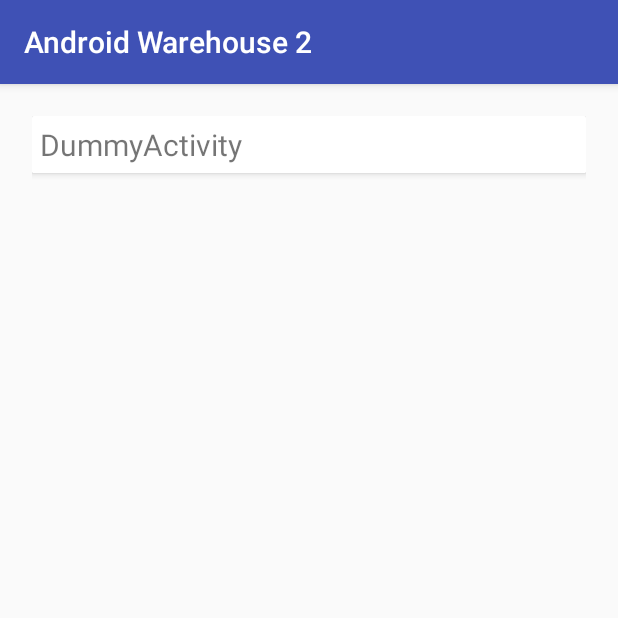
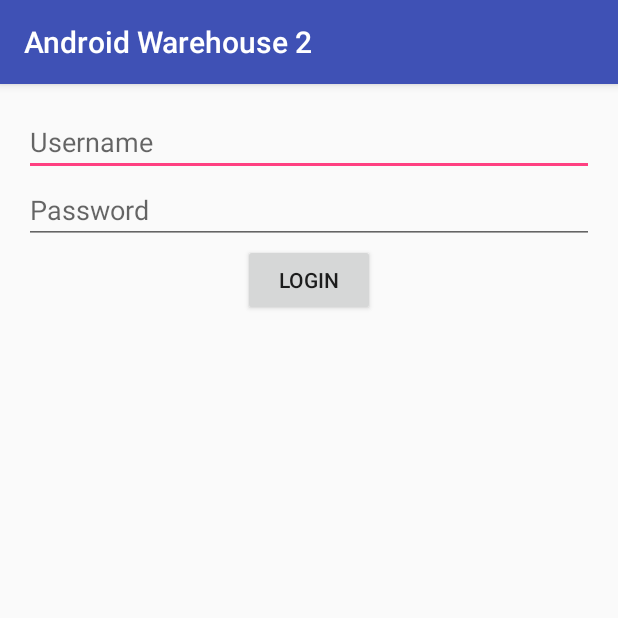
Before and after one commit to hatimmakki/android-warehouse-2, an Android app: the screen it shows after launch (MainActivity before the commit, Login after it), on a phone screen of 412 x 824 dp, the top half of it. Run offline under Robolectric (Android 15) with nearby library versions, the phone set to English and light mode, and no system bars; our stand-ins replace ButterKnife.

Commit message:
implementation

```diff
--- a/app/build.gradle
+++ b/app/build.gradle
@@ -23,8 +23,6 @@ dependencies {
     compile fileTree(dir: 'libs', include: ['*.jar'])
     compile 'com.android.support:appcompat-v7:23.4.0'
     compile 'com.android.support:design:23.0.1'
-    compile 'com.android.support:cardview-v7:23.0.1'
-    compile 'com.android.support:recyclerview-v7:23.0.1'
     compile 'com.jakewharton:butterknife:7.0.1'
     compile 'com.github.bumptech.glide:glide:3.6.1'
 
--- a/app/src/main/AndroidManifest.xml
+++ b/app/src/main/AndroidManifest.xml
@@ -10,7 +10,7 @@
         android:label="@string/app_name"
         android:supportsRtl="true"
         android:theme="@style/AppTheme">
-        <activity android:name=".MainActivity">
+        <activity android:name=".views.Login">
             <intent-filter>
                 <action android:name="android.intent.action.MAIN" />
 
@@ -18,7 +18,7 @@
             </intent-filter>
         </activity>
 
-        <activity android:name=".activities.DummyActivity"></activity>
+        <activity android:name=".views.PrincipalMenu"></activity>
     </application>
 
 </manifest>
--- a/app/src/main/java/com/maxwell/androidwarehouse2/MainActivity.java
+++ /dev/null
@@ -1,74 +0,0 @@
-package com.maxwell.androidwarehouse2;
-
-import android.content.pm.ActivityInfo;
-import android.content.pm.PackageInfo;
-import android.content.pm.PackageManager;
-import android.support.v7.app.AppCompatActivity;
-import android.os.Bundle;
-import android.support.v7.widget.LinearLayoutManager;
-import android.support.v7.widget.RecyclerView;
-import android.util.Log;
-
-import com.maxwell.androidwarehouse2.R;
-import com.maxwell.androidwarehouse2.adapters.RVAdapter;
-import com.maxwell.androidwarehouse2.models.Items;
-import com.maxwell.androidwarehouse2.utils.Constants;
-
-import java.util.ArrayList;
-import java.util.Arrays;
-import java.util.List;
-
-import butterknife.Bind;
-import butterknife.ButterKnife;
-
-public class MainActivity extends AppCompatActivity {
-    @Bind(R.id.rvItems)
-    RecyclerView rvItems;
-    RVAdapter adapter;
-    List<Items> itemsList = new ArrayList<>();
-    RecyclerView.LayoutManager layoutManager;
-    ArrayList<ActivityInfo> mActivities;
-
-    @Override
-    protected void onCreate(Bundle savedInstanceState) {
-        super.onCreate(savedInstanceState);
-        setContentView(R.layout.activity_main);
-
-        ButterKnife.bind(this);
-
-        rvItems.setHasFixedSize(true);
-
-        layoutManager = new LinearLayoutManager(this);
-        rvItems.setLayoutManager(layoutManager);
-
-        populateList();
-        setAdapter();
-    }
-
-    void populateList(){
-        try {
-            PackageInfo pi = getPackageManager().getPackageInfo(
-                    getPackageName(), PackageManager.GET_ACTIVITIES);
-
-            mActivities = new ArrayList<>(Arrays.asList(pi.activities));
-
-            for (ActivityInfo item:mActivities) {
-                if(!item.name.contains("MainActivity") && item.name.contains("activities")){
-                    Class cl = Class.forName(item.name);
-                    String className = item.name.replace(item.packageName + ".activities.", "");
-                    itemsList.add(new Items(cl, className));
-                }
-            }
-
-        } catch (PackageManager.NameNotFoundException e) {
-            Log.e(Constants.DEBUG,e.getMessage());
-        } catch (ClassNotFoundException e) {
-            e.printStackTrace();
-        }
-    }
-
-    void setAdapter(){
-        adapter = new RVAdapter(itemsList, this);
-        rvItems.setAdapter(adapter);
-    }
-}
--- a/app/src/main/java/com/maxwell/androidwarehouse2/adapters/RVAdapter.java
+++ /dev/null
@@ -1,52 +0,0 @@
-package com.maxwell.androidwarehouse2.adapters;
-
-import android.content.Context;
-import android.content.Intent;
-import android.support.v7.widget.CardView;
-import android.support.v7.widget.RecyclerView;
-import android.view.LayoutInflater;
-import android.view.View;
-import android.view.ViewGroup;
-import android.widget.RelativeLayout;
-import android.widget.TextView;
-
-import com.maxwell.androidwarehouse2.R;
-import com.maxwell.androidwarehouse2.models.Items;
-import com.maxwell.androidwarehouse2.viewholders.ItemViewHolder;
-
-import java.util.List;
-
-/**
- * Created by Maximiliano on 29/07/15.
- */
-public class RVAdapter extends RecyclerView.Adapter<ItemViewHolder>{
-    List<Items> itemsList;
-    Context ctx;
-
-    public RVAdapter(List<Items> itemsList, Context ctx){
-        this.itemsList = itemsList;
-        this.ctx = ctx;
-    }
-
-    @Override
-    public ItemViewHolder onCreateViewHolder(ViewGroup viewGroup, int viewType) {
-        View v = LayoutInflater.from(viewGroup.getContext()).inflate(R.layout.item_main, viewGroup, false);
-        ItemViewHolder pvh = new ItemViewHolder(v,ctx);
-        return pvh;
-    }
-
-    @Override
-    public void onBindViewHolder(ItemViewHolder holder, int position) {
-        holder.populate(itemsList.get(position));
-    }
-
-    @Override
-    public void onAttachedToRecyclerView(RecyclerView recyclerView) {
-        super.onAttachedToRecyclerView(recyclerView);
-    }
-
-    @Override
-    public int getItemCount() {
-        return itemsList.size();
-    }
-}
--- /dev/null
+++ b/app/src/main/java/com/maxwell/androidwarehouse2/interfaces/LoginInteractor.java
@@ -0,0 +1,9 @@
+package com.maxwell.androidwarehouse2.interfaces;
+
+/**
+ * Created by Maxwell on 20/09/2016.
+ */
+
+public interface LoginInteractor {
+    void validateUser(String user, String pass, OnLoginFinishListener listener);
+}
--- /dev/null
+++ b/app/src/main/java/com/maxwell/androidwarehouse2/interfaces/LoginPresenter.java
@@ -0,0 +1,9 @@
+package com.maxwell.androidwarehouse2.interfaces;
+
+/**
+ * Created by Maxwell on 20/09/2016.
+ */
+
+public interface LoginPresenter {
+    void validateUser(String user, String pass);
+}
--- /dev/null
+++ b/app/src/main/java/com/maxwell/androidwarehouse2/interfaces/LoginView.java
@@ -0,0 +1,15 @@
+package com.maxwell.androidwarehouse2.interfaces;
+
+/**
+ * Created by Maxwell on 20/09/2016.
+ */
+
+public interface LoginView {
+    void showProgress();
+    void hideProgress();
+
+    void setErrorUser();
+    void setErrorPassword();
+
+    void navigateToHome();
+}
--- /dev/null
+++ b/app/src/main/java/com/maxwell/androidwarehouse2/interfaces/OnLoginFinishListener.java
@@ -0,0 +1,12 @@
+package com.maxwell.androidwarehouse2.interfaces;
+
+/**
+ * Created by Maxwell on 20/09/2016.
+ */
+
+public interface OnLoginFinishListener {
+    void userNameError();
+    void passwordError();
+
+    void onSuccess();
+}
--- a/app/src/main/java/com/maxwell/androidwarehouse2/models/Items.java
+++ /dev/null
@@ -1,32 +0,0 @@
-package com.maxwell.androidwarehouse2.models;
-
-/**
- * Created by Maximiliano on 29/07/15.
- */
-public class Items {
-    Class classItem;
-    String nameItem;
-
-    public Items(){}
-
-    public Items(Class classItem, String nameItem){
-        this.classItem = classItem;
-        this.nameItem = nameItem;
-    }
-
-    public void setClassItem(Class classItem) {
-        this.classItem = classItem;
-    }
-
-    public void setNameItem(String nameItem) {
-        this.nameItem = nameItem;
-    }
-
-    public Class getClassItem() {
-        return classItem;
-    }
-
-    public String getNameItem() {
-        return nameItem;
-    }
-}
--- /dev/null
+++ b/app/src/main/java/com/maxwell/androidwarehouse2/presenters/LoginPresenterImpl.java
@@ -0,0 +1,54 @@
+package com.maxwell.androidwarehouse2.presenters;
+
+import com.maxwell.androidwarehouse2.interactors.LoginInteractorImpl;
+import com.maxwell.androidwarehouse2.interfaces.LoginInteractor;
+import com.maxwell.androidwarehouse2.interfaces.LoginPresenter;
+import com.maxwell.androidwarehouse2.interfaces.LoginView;
+import com.maxwell.androidwarehouse2.interfaces.OnLoginFinishListener;
+
+/**
+ * Created by Maxwell on 20/09/2016.
+ */
+
+public class LoginPresenterImpl implements LoginPresenter, OnLoginFinishListener {
+
+    private LoginView view;
+    private LoginInteractor interactor;
+
+    public LoginPresenterImpl(LoginView view) {
+        this.view = view;
+        this.interactor = new LoginInteractorImpl();
+    }
+
+    @Override
+    public void validateUser(String user, String pass) {
+        if (view != null) {
+            view.showProgress();
+            interactor.validateUser(user, pass, this);
+        }
+    }
+
+    @Override
+    public void userNameError() {
+        if (view != null) {
+            view.showProgress();
+            view.setErrorUser();
+        }
+    }
+
+    @Override
+    public void passwordError() {
+        if (view != null) {
+            view.showProgress();
+            view.setErrorPassword();
+        }
+    }
+
+    @Override
+    public void onSuccess() {
+        if (view != null) {
+            view.showProgress();
+            view.navigateToHome();
+        }
+    }
+}
--- a/app/src/main/java/com/maxwell/androidwarehouse2/viewholders/ItemViewHolder.java
+++ /dev/null
@@ -1,45 +0,0 @@
-package com.maxwell.androidwarehouse2.viewholders;
-
-import android.content.Context;
-import android.content.Intent;
-import android.support.v7.widget.CardView;
-import android.support.v7.widget.RecyclerView;
-import android.view.View;
-import android.widget.RelativeLayout;
-import android.widget.TextView;
-
-import com.maxwell.androidwarehouse2.R;
-import com.maxwell.androidwarehouse2.models.Items;
-
-/**
- * Created by Maxwell on 26/08/2016.
- */
-public class ItemViewHolder extends RecyclerView.ViewHolder {
-    public TextView nameItem;
-    public RelativeLayout rlItem;
-    public CardView cardView;
-    public Context ctx;
-
-    public ItemViewHolder(View itemView, Context ctx) {
-        super(itemView);
-        this.ctx = ctx;
-
-        nameItem = (TextView)itemView.findViewById(R.id.nameItem);
-        rlItem = (RelativeLayout)itemView.findViewById(R.id.rlItem);
-        cardView = (CardView)itemView.findViewById(R.id.cardView);
-    }
-
-    public void populate(Items itemsList){
-        final Class className = itemsList.getClassItem();
-
-        nameItem.setText(itemsList.getNameItem());
-
-        itemView.setOnClickListener(new View.OnClickListener() {
-            @Override
-            public void onClick(View view) {
-                Intent i = new Intent(ctx,className);
-                ctx.startActivity(i);
-            }
-        });
-    }
-}
--- /dev/null
+++ b/app/src/main/java/com/maxwell/androidwarehouse2/views/Login.java
@@ -0,0 +1,68 @@
+package com.maxwell.androidwarehouse2.views;
+
+import android.content.Intent;
+import android.os.Bundle;
+import android.support.v7.app.AppCompatActivity;
+import android.view.View;
+import android.widget.EditText;
+import android.widget.ProgressBar;
+
+import com.maxwell.androidwarehouse2.R;
+import com.maxwell.androidwarehouse2.interfaces.LoginPresenter;
+import com.maxwell.androidwarehouse2.interfaces.LoginView;
+import com.maxwell.androidwarehouse2.presenters.LoginPresenterImpl;
+
+import butterknife.Bind;
+import butterknife.ButterKnife;
+
+public class Login extends AppCompatActivity implements LoginView {
+    @Bind(R.id.etUser)
+    EditText etUser;
+    @Bind(R.id.etPass)
+    EditText etPass;
+    @Bind(R.id.pbLoading)
+    ProgressBar pbLoading;
+
+    private LoginPresenter presenter;
+
+    @Override
+    protected void onCreate(Bundle savedInstanceState) {
+        super.onCreate(savedInstanceState);
+        setContentView(R.layout.login);
+        ButterKnife.bind(this);
+
+        presenter = new LoginPresenterImpl(this);
+    }
+
+    @Override
+    public void showProgress() {
+        pbLoading.setVisibility(View.VISIBLE);
+    }
+
+    @Override
+    public void hideProgress() {
+        pbLoading.setVisibility(View.GONE);
+    }
+
+    @Override
+    public void setErrorUser() {
+        etUser.setError("Campo Obligatorio");
+    }
+
+    @Override
+    public void setErrorPassword() {
+        etPass.setError("Campo Obligatorio");
+    }
+
+    @Override
+    public void navigateToHome() {
+        startActivity(new Intent(Login.this, PrincipalMenu.class));
+    }
+
+    public void validation(View v) {
+        String user = etUser.getText().toString();
+        String pass = etPass.getText().toString();
+
+        presenter.validateUser(user, pass);
+    }
+}
--- a/app/src/main/res/layout/activity_main.xml
+++ /dev/null
@@ -1,18 +0,0 @@
-<?xml version="1.0" encoding="utf-8"?>
-<RelativeLayout xmlns:android="http://schemas.android.com/apk/res/android"
-    xmlns:tools="http://schemas.android.com/tools"
-    android:layout_width="match_parent"
-    android:layout_height="match_parent"
-    android:paddingBottom="@dimen/activity_vertical_margin"
-    android:paddingLeft="@dimen/activity_horizontal_margin"
-    android:paddingRight="@dimen/activity_horizontal_margin"
-    android:paddingTop="@dimen/activity_vertical_margin"
-    tools:context=".MainActivity">
-
-
-    <android.support.v7.widget.RecyclerView
-        android:id="@+id/rvItems"
-        android:layout_height="match_parent"
-        android:layout_width="match_parent"/>
-
-</RelativeLayout>
--- a/app/src/main/res/layout/item_main.xml
+++ /dev/null
@@ -1,27 +0,0 @@
-<?xml version="1.0" encoding="utf-8"?>
-<RelativeLayout
-    android:id="@+id/rlItem"
-    xmlns:android="http://schemas.android.com/apk/res/android"
-    xmlns:card_view="http://schemas.android.com/apk/res-auto"
-    android:padding="5dp"
-    android:layout_width="match_parent"
-    android:layout_height="match_parent">
-
-    <android.support.v7.widget.CardView
-        android:id="@+id/cardView"
-        card_view:cardElevation="3dp"
-        card_view:cardCornerRadius="1dp"
-        android:layout_width="match_parent"
-        android:layout_height="wrap_content">
-
-        <TextView
-            android:id="@+id/nameItem"
-            android:layout_width="wrap_content"
-            android:layout_height="wrap_content"
-            android:text="Item Activity"
-            android:textSize="20dp"
-            android:padding="5dp" />
-
-    </android.support.v7.widget.CardView>
-
-</RelativeLayout>
--- /dev/null
+++ b/app/src/main/res/layout/login.xml
@@ -0,0 +1,41 @@
+<?xml version="1.0" encoding="utf-8"?>
+<RelativeLayout xmlns:android="http://schemas.android.com/apk/res/android"
+    xmlns:tools="http://schemas.android.com/tools"
+    android:layout_width="match_parent"
+    android:layout_height="match_parent"
+    android:paddingBottom="@dimen/activity_vertical_margin"
+    android:paddingLeft="@dimen/activity_horizontal_margin"
+    android:paddingRight="@dimen/activity_horizontal_margin"
+    android:paddingTop="@dimen/activity_vertical_margin">
+
+
+    <EditText
+        android:id="@+id/etUser"
+        android:hint="Username"
+        android:layout_width="match_parent"
+        android:layout_height="wrap_content" />
+
+    <EditText
+        android:id="@+id/etPass"
+        android:hint="Password"
+        android:layout_below="@+id/etUser"
+        android:layout_width="match_parent"
+        android:layout_height="wrap_content" />
+
+    <Button
+        android:id="@+id/btLogin"
+        android:layout_below="@+id/etPass"
+        android:layout_centerHorizontal="true"
+        android:text="LOGIN"
+        android:onClick="validation"
+        android:layout_width="wrap_content"
+        android:layout_height="wrap_content" />
+
+    <ProgressBar
+        android:id="@+id/pbLoading"
+        android:visibility="gone"
+        android:layout_centerInParent="true"
+        android:layout_width="wrap_content"
+        android:layout_height="wrap_content" />
+
+</RelativeLayout>
--- a/build.gradle
+++ b/build.gradle
@@ -5,7 +5,7 @@ buildscript {
         jcenter()
     }
     dependencies {
-        classpath 'com.android.tools.build:gradle:2.1.3'
+        classpath 'com.android.tools.build:gradle:2.2.0'
 
         // NOTE: Do not place your application dependencies here; they belong
         // in the individual module build.gradle files
```
Also changed, not shown: app/src/main/java/com/maxwell/androidwarehouse2/interactors/LoginInteractorImpl.java (added, +28 -0 lines), app/src/main/java/com/maxwell/androidwarehouse2/utils/Constants.java (deleted, +0 -8 lines), app/src/main/java/com/maxwell/androidwarehouse2/views/PrincipalMenu.java (renamed from app/src/main/java/com/maxwell/androidwarehouse2/activities/DummyActivity.java, +4 -4 lines), app/src/main/res/layout/dummy_layout.xml (deleted, +0 -12 lines).
